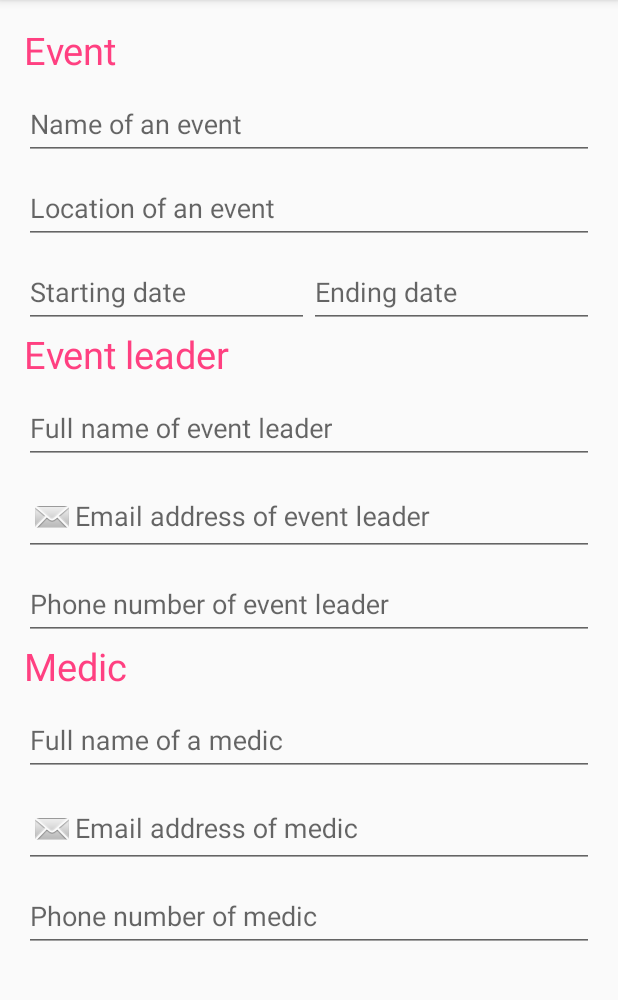
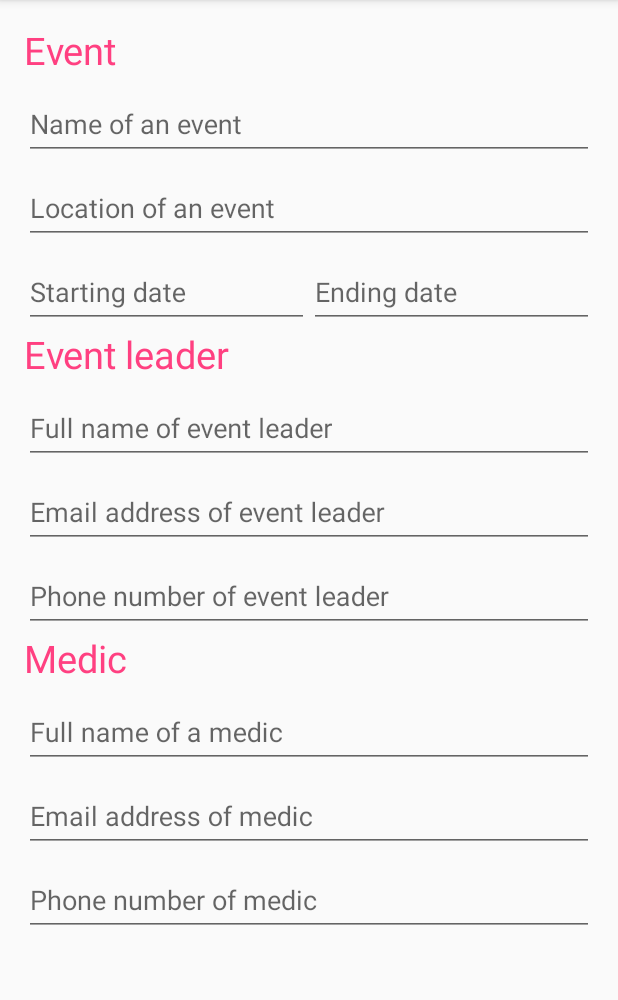
Before and after one commit to ankhthief/FirstAidLog, an Android app: the fragment AddEvent placed in its activity, on a phone screen of 412 x 824 dp, the part 84-1084 px from its top. Run offline under Robolectric (Android 15) with nearby library versions, the phone set to English and light mode, and no system bars; libraries missing offline, so code that uses them is left out: com.getbase.floatingactionbutton; 2 statements that could not run were skipped.

Commit message:
minor changes

```diff
--- a/app/src/main/java/radimbures/firstaidlog/DBAdapter.java
+++ b/app/src/main/java/radimbures/firstaidlog/DBAdapter.java
@@ -23,7 +23,7 @@ public class DBAdapter {
 
     //table Events
     private static final String EVENTS_ROWID = "_id";
-    public static final String EVENTS_NAME = "name";
+    static final String EVENTS_NAME = "name";
 
     private static final String[] ALL_KEYS_EVENT = new String[] {EVENTS_ROWID, EVENTS_NAME};
 
--- a/app/src/main/res/layout/fragment_add_event.xml
+++ b/app/src/main/res/layout/fragment_add_event.xml
@@ -115,7 +115,6 @@
                 android:id="@+id/input_emailleader_event"
                 android:layout_width="match_parent"
                 android:layout_height="wrap_content"
-                android:drawableStart="@android:drawable/sym_action_email"
                 android:inputType="textEmailAddress"
                 android:hint="@string/email_adress_of_event_leader" />
         </android.support.design.widget.TextInputLayout>
@@ -161,7 +160,6 @@
                 android:id="@+id/input_emailmedic_event"
                 android:layout_width="match_parent"
                 android:layout_height="wrap_content"
-                android:drawableStart="@android:drawable/sym_action_email"
                 android:inputType="textEmailAddress"
                 android:hint="@string/email_adress_of_medic" />
         </android.support.design.widget.TextInputLayout>
```
